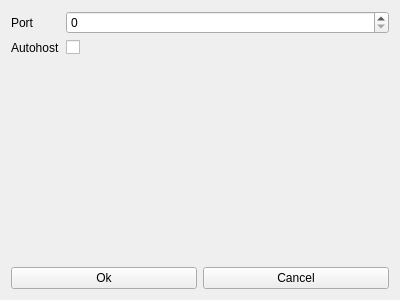
Before: the Qt Designer form optionwindows.ui in rrfvtgb/Card, drawn with Qt 5.
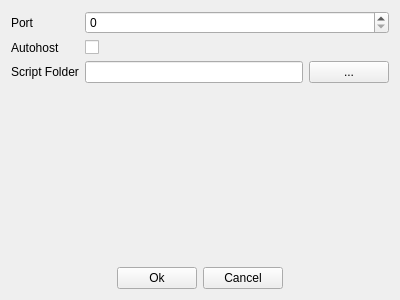
After: the same form once the commit is applied.

Commit message: + Loading of card script

```diff
--- a/optionwindows.ui
+++ b/optionwindows.ui
@@ -45,6 +45,27 @@
         </property>
        </widget>
       </item>
+      <item row="2" column="0">
+       <widget class="QLabel" name="label">
+        <property name="text">
+         <string>Script Folder</string>
+        </property>
+       </widget>
+      </item>
+      <item row="2" column="1">
+       <layout class="QHBoxLayout" name="horizontalLayout_2">
+        <item>
+         <widget class="QLineEdit" name="input_scriptfolder"/>
+        </item>
+        <item>
+         <widget class="QPushButton" name="browse_scriptfolder">
+          <property name="text">
+           <string>...</string>
+          </property>
+         </widget>
+        </item>
+       </layout>
+      </item>
      </layout>
     </item>
     <item>
@@ -62,6 +83,19 @@
     </item>
     <item>
      <layout class="QHBoxLayout" name="horizontalLayout">
+      <item>
+       <spacer name="horizontalSpacer_2">
+        <property name="orientation">
+         <enum>Qt::Horizontal</enum>
+        </property>
+        <property name="sizeHint" stdset="0">
+         <size>
+          <width>40</width>
+          <height>20</height>
+         </size>
+        </property>
+       </spacer>
+      </item>
       <item>
        <widget class="QPushButton" name="button_ok">
         <property name="text">
@@ -76,6 +110,19 @@
         </property>
        </widget>
       </item>
+      <item>
+       <spacer name="horizontalSpacer">
+        <property name="orientation">
+         <enum>Qt::Horizontal</enum>
+        </property>
+        <property name="sizeHint" stdset="0">
+         <size>
+          <width>40</width>
+          <height>20</height>
+         </size>
+        </property>
+       </spacer>
+      </item>
      </layout>
     </item>
    </layout>
```
The commit also changes 9 other files.
